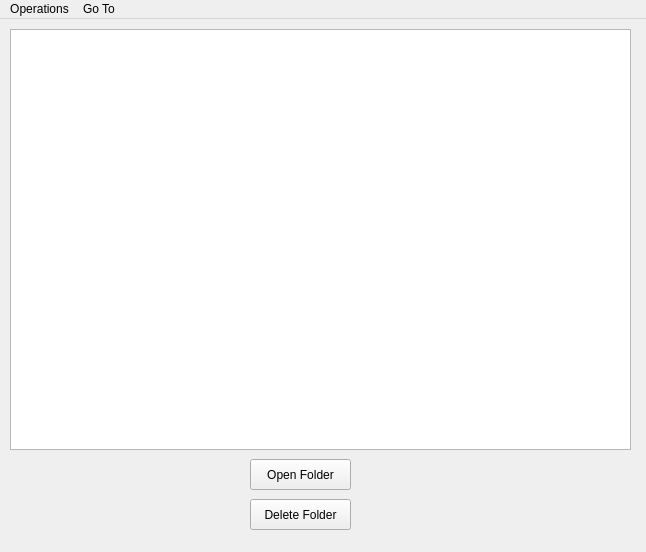
RickZack/Symposium, file GUI/SymposiumGui/directory.ui: the form before one commit.
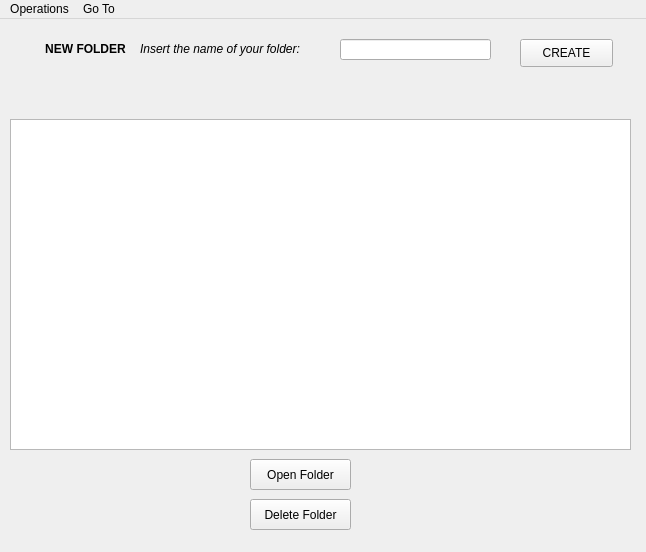
The form after the commit.

Commit message:
Create Folder
Changes in the creation of folder

The edit to the form file:
```diff
--- a/GUI/SymposiumGui/directory.ui
+++ b/GUI/SymposiumGui/directory.ui
@@ -24,9 +24,9 @@
     <property name="geometry">
      <rect>
       <x>10</x>
-      <y>10</y>
+      <y>100</y>
       <width>621</width>
-      <height>421</height>
+      <height>331</height>
      </rect>
     </property>
    </widget>
@@ -56,6 +56,55 @@
      <string>Delete Folder</string>
     </property>
    </widget>
+   <widget class="QLineEdit" name="name">
+    <property name="geometry">
+     <rect>
+      <x>340</x>
+      <y>20</y>
+      <width>151</width>
+      <height>21</height>
+     </rect>
+    </property>
+   </widget>
+   <widget class="QLabel" name="label">
+    <property name="geometry">
+     <rect>
+      <x>40</x>
+      <y>20</y>
+      <width>91</width>
+      <height>21</height>
+     </rect>
+    </property>
+    <property name="text">
+     <string>&lt;html&gt;&lt;head/&gt;&lt;body&gt;&lt;p align=&quot;center&quot;&gt;&lt;span style=&quot; font-weight:600;&quot;&gt;NEW FOLDER&lt;/span&gt;&lt;/p&gt;&lt;/body&gt;&lt;/html&gt;</string>
+    </property>
+   </widget>
+   <widget class="QLabel" name="label_2">
+    <property name="geometry">
+     <rect>
+      <x>140</x>
+      <y>20</y>
+      <width>181</width>
+      <height>21</height>
+     </rect>
+    </property>
+    <property name="text">
+     <string>&lt;html&gt;&lt;head/&gt;&lt;body&gt;&lt;p&gt;&lt;span style=&quot; font-style:italic;&quot;&gt;Insert the name of your folder:&lt;/span&gt;&lt;/p&gt;&lt;/body&gt;&lt;/html&gt;</string>
+    </property>
+   </widget>
+   <widget class="QPushButton" name="pushButton_3">
+    <property name="geometry">
+     <rect>
+      <x>520</x>
+      <y>20</y>
+      <width>93</width>
+      <height>28</height>
+     </rect>
+    </property>
+    <property name="text">
+     <string>CREATE</string>
+    </property>
+   </widget>
   </widget>
   <widget class="QMenuBar" name="menubar">
    <property name="geometry">
```
Left out of the diff: 1 changed line with no effect on the pictures. The commit also changes 2 other files.
